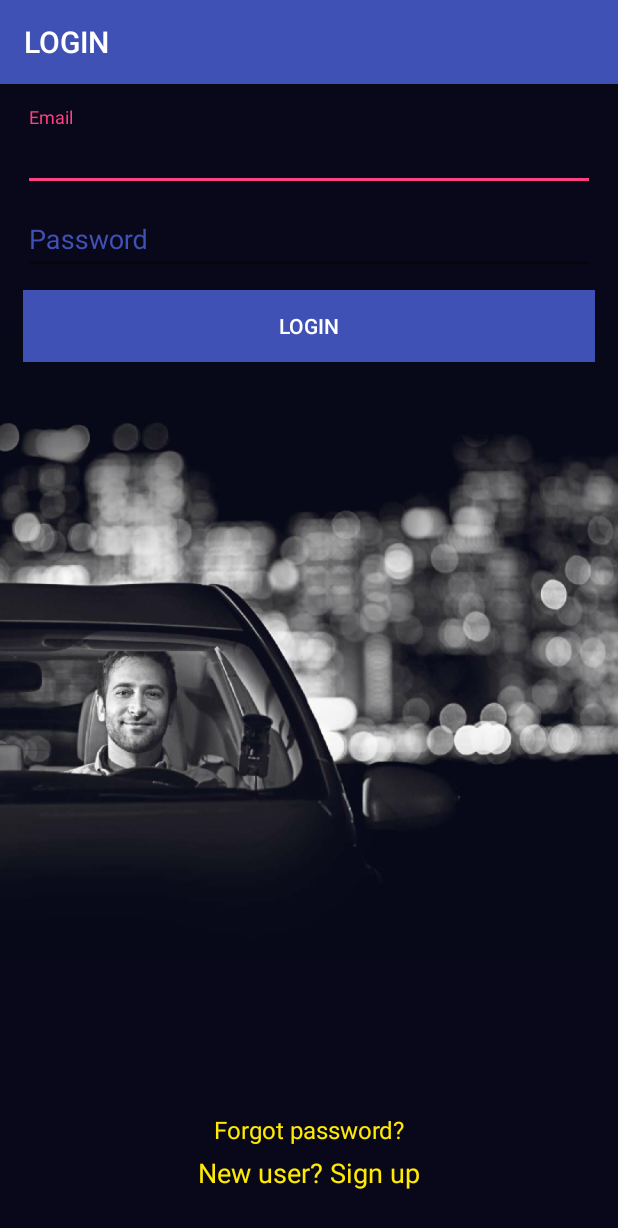
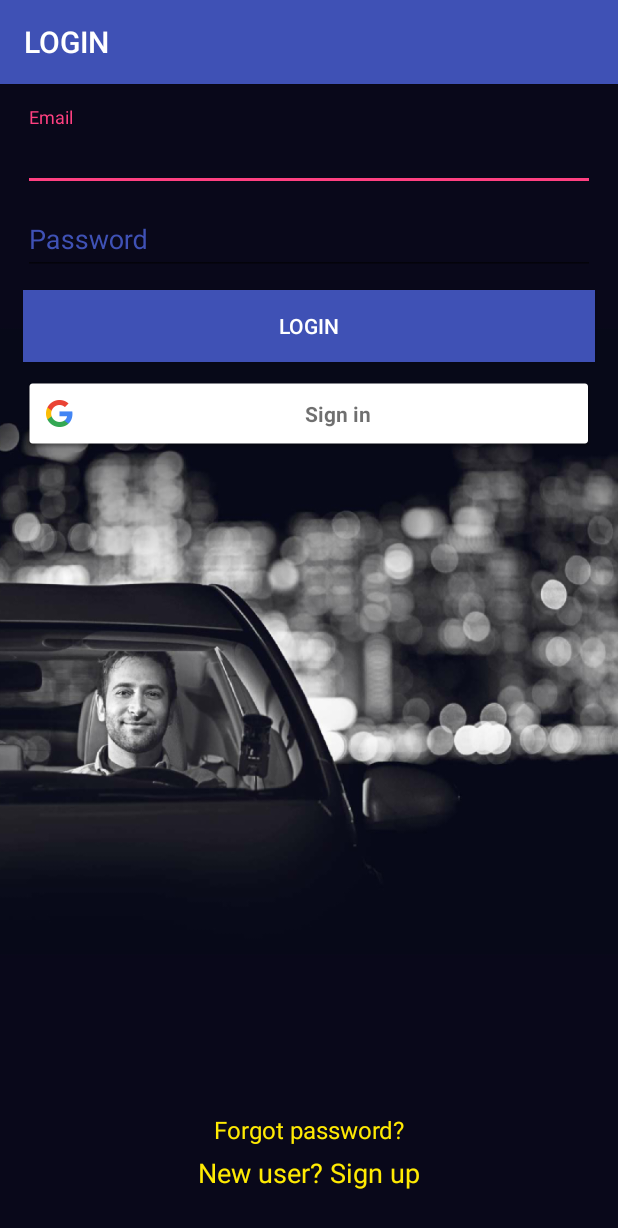
Before and after one commit to SyndriveInc/Syndrive-User, an Android app: the screen it shows after launch (MainActivity), on a phone screen of 412 x 824 dp. Shown: the top 1228 px of the screen. Run offline under Robolectric (Android 15) with nearby library versions, the phone set to English and light mode, and no system bars; our stand-ins replace Firebase (no records; nobody signed in at launch, a user with empty details on screens opened directly).

Commit message:
Adding Google Sign in

```diff
--- a/app/src/main/AndroidManifest.xml
+++ b/app/src/main/AndroidManifest.xml
@@ -109,6 +109,7 @@
                 android:name="android.support.PARENT_ACTIVITY"
                 android:value=".NavigationActivity" />
         </activity>
+        <activity android:name=".AccountActivity"></activity>
     </application>
 
 </manifest>
--- a/app/src/main/java/universe/sk/syndriveapp/MainActivity.java
+++ b/app/src/main/java/universe/sk/syndriveapp/MainActivity.java
@@ -5,25 +5,44 @@ import android.content.DialogInterface;
 import android.content.Intent;
 import android.content.pm.PackageManager;
 import android.support.annotation.NonNull;
+import android.support.design.widget.Snackbar;
 import android.support.v4.app.ActivityCompat;
 import android.support.v4.content.ContextCompat;
 import android.support.v7.app.ActionBar;
 import android.support.v7.app.AlertDialog;
 import android.support.v7.app.AppCompatActivity;
 import android.os.Bundle;
+import android.util.Log;
 import android.view.View;
 import android.widget.Button;
 import android.widget.EditText;
 import android.widget.TextView;
 import android.widget.Toast;
 
+import com.google.android.gms.auth.api.Auth;
+import com.google.android.gms.auth.api.signin.GoogleSignIn;
+import com.google.android.gms.auth.api.signin.GoogleSignInAccount;
+import com.google.android.gms.auth.api.signin.GoogleSignInOptions;
+import com.google.android.gms.auth.api.signin.GoogleSignInResult;
+import com.google.android.gms.common.ConnectionResult;
+import com.google.android.gms.common.SignInButton;
+import com.google.android.gms.common.api.GoogleApiClient;
 import com.google.android.gms.tasks.OnCompleteListener;
 import com.google.android.gms.tasks.Task;
+import com.google.firebase.auth.AuthCredential;
 import com.google.firebase.auth.AuthResult;
 import com.google.firebase.auth.FirebaseAuth;
 import com.google.firebase.auth.FirebaseUser;
+import com.google.firebase.auth.GoogleAuthProvider;
 
 public class MainActivity extends AppCompatActivity {
+
+    private SignInButton googleButton;
+    private static final int RC_SIGN_IN = 1;
+    private GoogleApiClient mGoogleApiClient;
+    private FirebaseAuth mAuth;
+    private static final String TAG ="MAIN_ACTIVITY";
+    private FirebaseAuth.AuthStateListener mAuthListener;
 
     private EditText etemail, etpassword;
     private Button btn;
@@ -45,6 +64,42 @@ public class MainActivity extends AppCompatActivity {
         ActionBar actionBar = getSupportActionBar();
         actionBar.setTitle("LOGIN");
         setupUIViews();
+
+        mAuth = FirebaseAuth.getInstance();
+        mAuthListener = new FirebaseAuth.AuthStateListener(){
+
+            @Override
+            public void onAuthStateChanged(@NonNull FirebaseAuth firebaseAuth) {
+                if(firebaseAuth.getCurrentUser() != null){
+                    startActivity(new Intent(MainActivity.this,NavigationActivity.class));
+                }
+            }
+        };
+
+        googleButton = (SignInButton)findViewById(R.id.googleButton);
+
+        // Configure Google Sign In
+        GoogleSignInOptions gso = new GoogleSignInOptions.Builder(GoogleSignInOptions.DEFAULT_SIGN_IN)
+                .requestIdToken(getString(R.string.default_web_client_id))
+                .requestEmail()
+                .build();
+
+        mGoogleApiClient = new GoogleApiClient.Builder(getApplicationContext())
+                .enableAutoManage(this, new GoogleApiClient.OnConnectionFailedListener() {
+                    @Override
+                    public void onConnectionFailed(@NonNull ConnectionResult connectionResult) {
+                        Toast.makeText(MainActivity.this, "You got an error!", Toast.LENGTH_SHORT).show();
+                    }
+                })
+                .addApi(Auth.GOOGLE_SIGN_IN_API,gso)
+                .build();
+
+        googleButton.setOnClickListener(new View.OnClickListener() {
+            @Override
+            public void onClick(View v) {
+                signIn();
+            }
+        });
 
         if ((ContextCompat.checkSelfPermission(MainActivity.this, Manifest.permission.READ_PHONE_STATE)
                 !=PackageManager.PERMISSION_GRANTED)||
@@ -104,6 +159,64 @@ public class MainActivity extends AppCompatActivity {
         });
     } // end of onCreate
 
+    @Override
+    protected void onStart() {
+        super.onStart();
+
+        mAuth.addAuthStateListener(mAuthListener);
+    }
+
+    private void signIn() {
+        Intent signInIntent = Auth.GoogleSignInApi.getSignInIntent(mGoogleApiClient);
+        startActivityForResult(signInIntent, RC_SIGN_IN);
+    }
+
+
+    @Override
+    public void onActivityResult(int requestCode, int resultCode, Intent data) {
+        super.onActivityResult(requestCode, resultCode, data);
+
+        // Result returned from launching the Intent from GoogleSignInApi.getSignInIntent(...);
+        if (requestCode == RC_SIGN_IN) {
+            GoogleSignInResult result = Auth.GoogleSignInApi.getSignInResultFromIntent(data);
+                if(result.isSuccess())
+                {
+                    GoogleSignInAccount account = result.getSignInAccount();
+                    firebaseAuthWithGoogle(account);
+                }
+                else {
+
+                }
+            }
+        }
+
+    private void firebaseAuthWithGoogle(GoogleSignInAccount account) {
+        //Log.d(TAG, "firebaseAuthWithGoogle:" + acct.getId());
+
+        AuthCredential credential = GoogleAuthProvider.getCredential(account.getIdToken(), null);
+        mAuth.signInWithCredential(credential)
+                .addOnCompleteListener(this, new OnCompleteListener<AuthResult>() {
+                    @Override
+                    public void onComplete(@NonNull Task<AuthResult> task) {
+                        if (task.isSuccessful()) {
+                            // Sign in success, update UI with the signed-in user's information
+                            Log.d(TAG, "signInWithCredential:success");
+                            //FirebaseUser user = mAuth.getCurrentUser();
+                            //updateUI(user);
+                        } else {
+                            // If sign in fails, display a message to the user.
+                            Log.w(TAG, "signInWithCredential:failure", task.getException());
+                            Toast.makeText(MainActivity.this, "Authentication Failed.", Toast.LENGTH_SHORT).show();
+                            //updateUI(null);
+                        }
+
+                        // ...
+                    }
+                });
+
+    }
+
+
     private void setupUIViews() {
         etemail = findViewById(R.id.etemail);
         etpassword = findViewById(R.id.etpassword);
--- a/app/src/main/java/universe/sk/syndriveapp/NavigationActivity.java
+++ b/app/src/main/java/universe/sk/syndriveapp/NavigationActivity.java
@@ -193,6 +193,9 @@ public class NavigationActivity extends AppCompatActivity
             FragmentManager manager = getSupportFragmentManager();
             manager.beginTransaction().replace(R.id.flMain, contactUsFragment).commit();
         }
+        else if (id == R.id.nav_googleLogout){
+            startActivity(new Intent(this,AccountActivity.class));
+        }
 
         DrawerLayout drawer = findViewById(R.id.drawer_layout);
         drawer.closeDrawer(GravityCompat.START);
--- a/app/src/main/res/layout/activity_main.xml
+++ b/app/src/main/res/layout/activity_main.xml
@@ -59,6 +59,14 @@
             android:text="@string/btn_login"
             android:textColor="#FFFFFF" />
 
+        <com.google.android.gms.common.SignInButton
+            android:id="@+id/googleButton"
+            android:layout_width="match_parent"
+            android:layout_height="wrap_content"
+            android:layout_marginLeft="15dp"
+            android:layout_marginRight="15dp"
+            android:layout_marginTop="10dp"></com.google.android.gms.common.SignInButton>
+
     </LinearLayout>
 
     <TextView
--- a/app/src/main/res/menu/activity_navigation_drawer.xml
+++ b/app/src/main/res/menu/activity_navigation_drawer.xml
@@ -24,6 +24,10 @@
             android:id="@+id/nav_logout"
             android:icon="@drawable/ic_power_settings_new_black"
             android:title="@string/nav_logout" />
+        <item
+            android:id="@+id/nav_googleLogout"
+            android:icon="@drawable/ic_power_settings_new_black"
+            android:title="Google Logout"/>
     </group>
 
     <item android:title="@string/communicate">
```
Also changed, not shown: app/src/main/java/universe/sk/syndriveapp/AccountActivity.java (added, +52 -0 lines), app/src/main/java/universe/sk/syndriveapp/GPSTracker.java (+20 -6 lines), app/src/main/java/universe/sk/syndriveapp/SendSMSActivity.java (+15 -12 lines), app/src/main/res/layout/activity_account.xml (added, +24 -0 lines), 1 other file.
